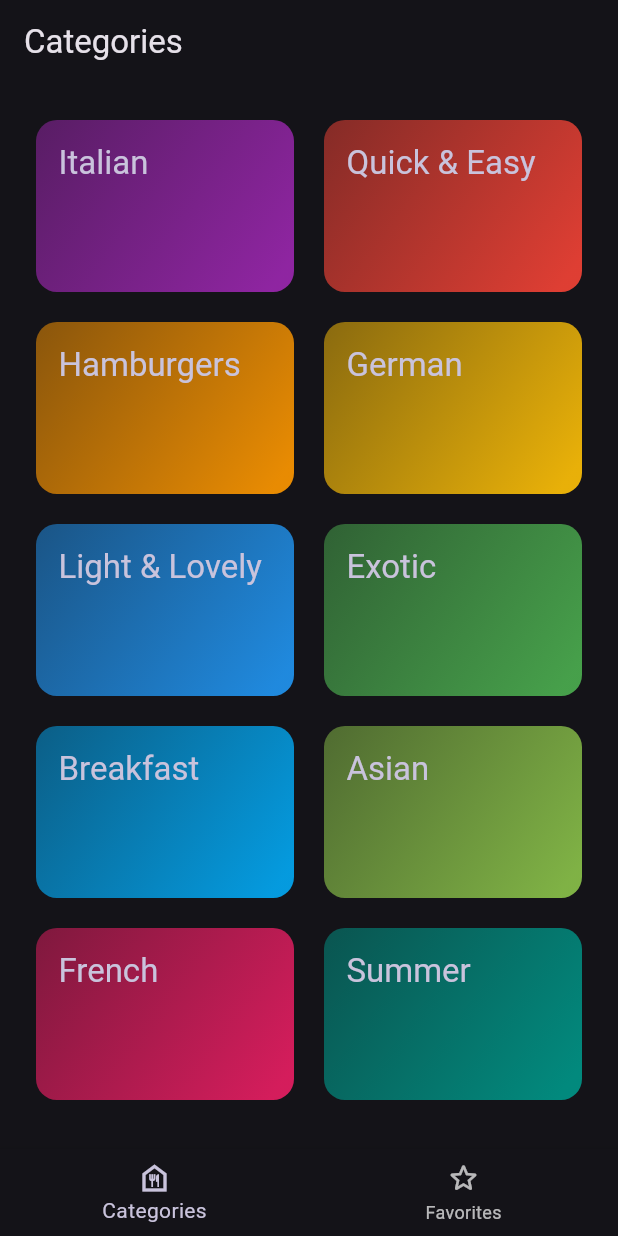
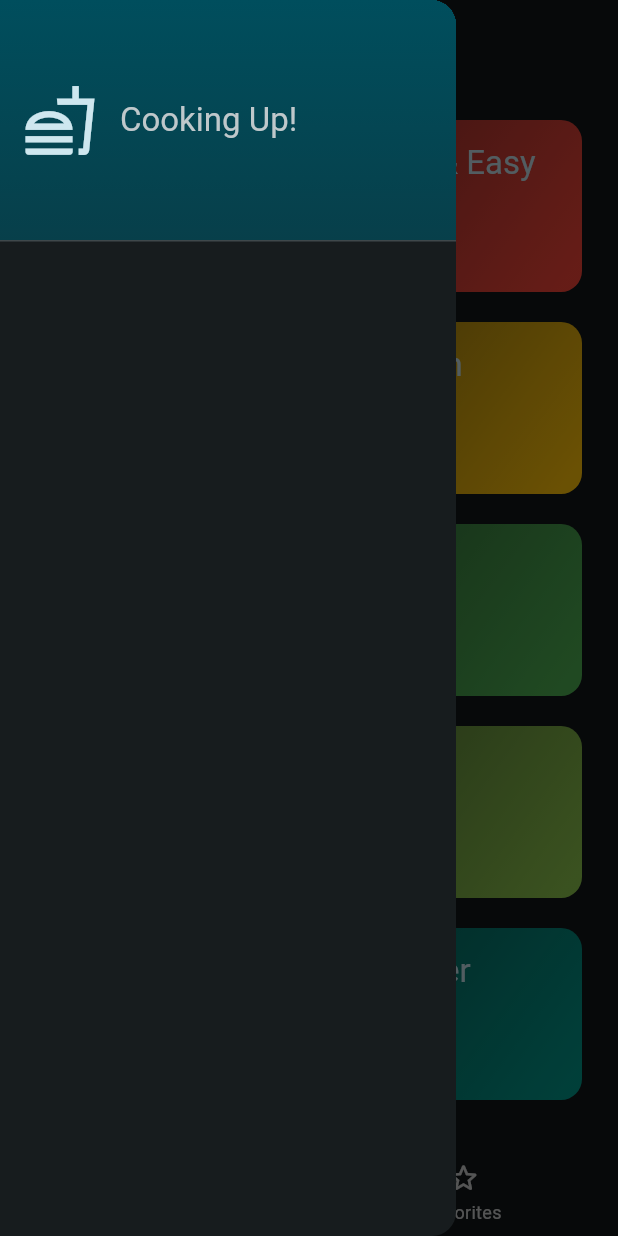
Before and after one commit to AaronPeterOcen/Foodie, a Flutter app: the screen it shows after launch, with the side drawer open (before the commit the screen has no drawer), on a phone screen of 412 x 824 dp. Run offline on Flutter 3.47's test engine with Material 3 defaults, Android fonts, the phone set to English and light mode, and no system bars; our stand-ins replace google_fonts, transparent_image; Roboto replaces fonts that are missing (Ubuntu).

Commit message:
adding the drawer to the meals app for extra functionality

```diff
--- a/lib/main.dart
+++ b/lib/main.dart
@@ -6,7 +6,7 @@ import 'package:google_fonts/google_fonts.dart';
 final theme = ThemeData(
   colorScheme: ColorScheme.fromSeed(
     brightness: Brightness.dark,
-    seedColor: const Color.fromARGB(255, 121, 108, 187),
+    seedColor: const Color.fromARGB(255, 10, 133, 157),
   ),
   textTheme: GoogleFonts.ubuntuTextTheme(),
 );
--- a/lib/screens/tabs.dart
+++ b/lib/screens/tabs.dart
@@ -2,6 +2,7 @@ import 'package:flutter/material.dart';
 import 'package:foodie/models/meal.dart';
 import 'package:foodie/screens/categories.dart';
 import 'package:foodie/screens/meals.dart';
+import 'package:foodie/widgets/meal_drawer.dart';
 
 class TabScreen extends StatefulWidget {
   const TabScreen({super.key});
@@ -70,6 +71,7 @@ class _TabScreenState extends State<TabScreen> {
       appBar: AppBar(
         title: Text(activePageTitle),
       ),
+      drawer: MealDrawer(), //
       body: activePage,
       bottomNavigationBar: BottomNavigationBar(
         onTap: _selectPage,
--- /dev/null
+++ b/lib/widgets/meal_drawer.dart
@@ -0,0 +1,50 @@
+import 'package:flutter/material.dart';
+import 'package:foodie/main.dart';
+
+class MealDrawer extends StatelessWidget {
+  const MealDrawer({super.key});
+
+  @override
+  Widget build(BuildContext context) {
+    // using a new widget item the Drawer widget
+    return Drawer(
+      child: Column(
+        children: [
+          DrawerHeader(
+            // functionality to add the header of the drawer item
+            padding: const EdgeInsets.all(15),
+            decoration: BoxDecoration(
+              gradient: LinearGradient(
+                colors: [
+                  Theme.of(context).colorScheme.primaryContainer,
+                  Theme.of(context)
+                      .colorScheme
+                      .primaryContainer
+                      .withOpacity(0.7)
+                ],
+                begin: Alignment.topCenter,
+                end: Alignment.bottomCenter,
+              ),
+            ),
+            child: Row(
+              children: [
+                Icon(
+                  Icons.fastfood_outlined,
+                  size: 50,
+                  color: Theme.of(context).colorScheme.onSecondaryContainer,
+                ),
+                const SizedBox(width: 15),
+                Text(
+                  'Cooking Up!',
+                  style: Theme.of(context).textTheme.titleLarge!.copyWith(
+                        color: Theme.of(context).colorScheme.onSurfaceVariant,
+                      ),
+                ),
+              ],
+            ),
+          )
+        ],
+      ),
+    );
+  }
+}
```
